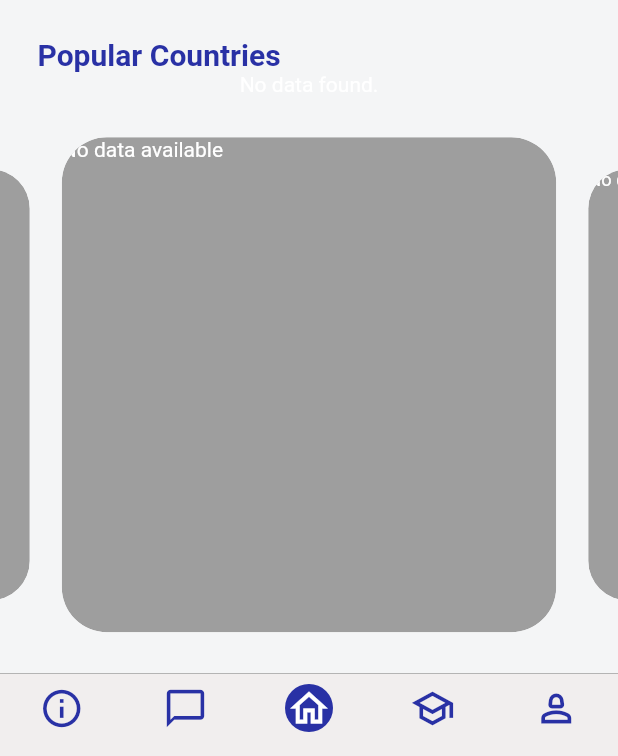
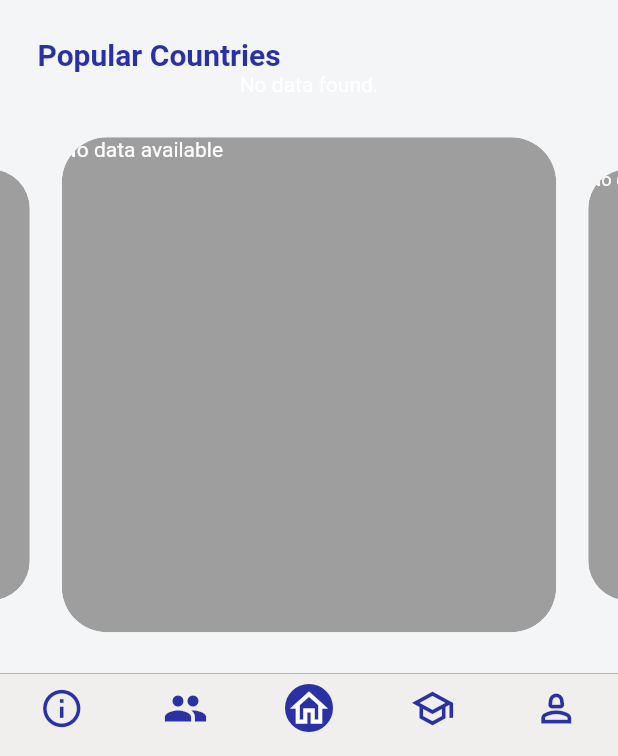
Before and after one commit to nirajann/PassportPal, a Flutter app: the screen it shows after launch, on a phone screen of 412 x 824 dp, the part 480-1236 px from its top. Run offline on Flutter 3.47's test engine with Material 2 defaults, Android fonts, the light colour scheme and no system bars; drawn by our look-alikes of anim_search_bar, carousel_slider; our stand-ins replace cloud_firestore, firebase_auth, firebase_core, firebase_storage, flutter_rating_bar, flutter_svg and 2 more; missing offline and left inert: dart:ffi; accounts and stored records are empty; project files that could hold a hidden picture were left out.

Commit message:
responsive

```diff
--- a/lib/responsive/mobileScreenLayout.dart
+++ b/lib/responsive/mobileScreenLayout.dart
@@ -77,7 +77,7 @@ class CurvedBottomNavigationBar extends StatelessWidget {
             backgroundColor: const Color.fromARGB(255, 241, 238, 238),
             items: [
               buildNavItem(Icons.info_outline, 0),
-              buildNavItem(Icons.chat_bubble_outline, 1),
+              buildNavItem(Icons.people, 1),
               buildNavItem(Icons.home_outlined, 2),
               buildNavItem(Icons.school_outlined, 3),
               buildNavItem(Icons.person_2_outlined, 4),
```
Also changed, not shown: assets/png/chat.png (added).
